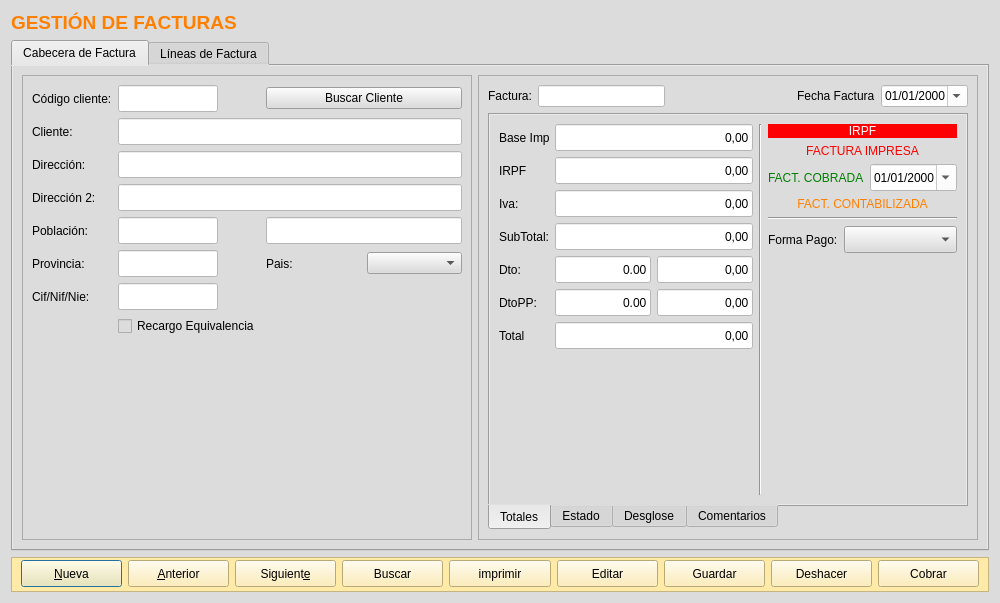
arcnexus/RedFoX, file frmfacturas.ui: the form before one commit.
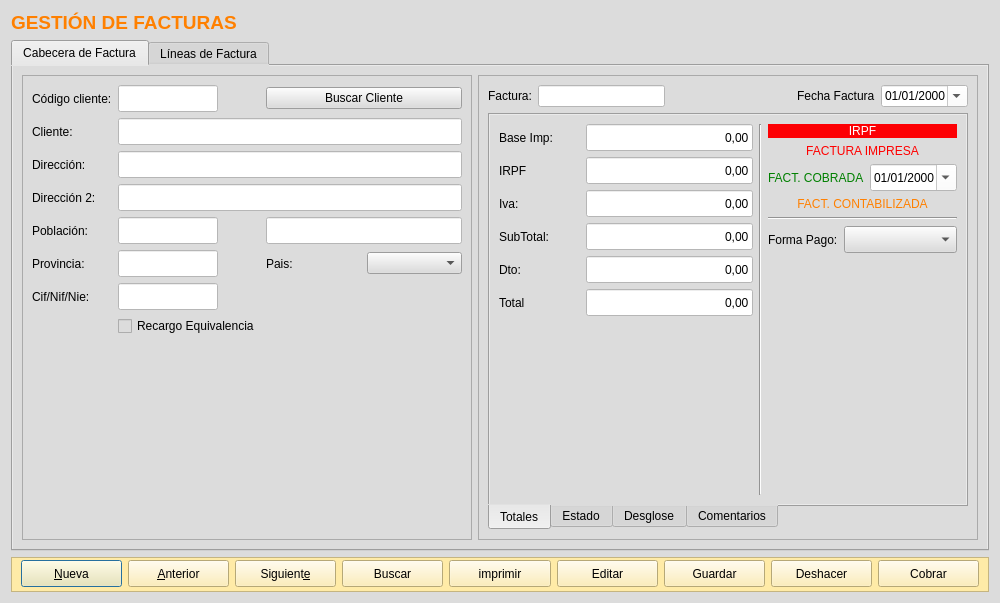
The form after the commit. The open tabs and pages were chosen to show the change. Icons and pictures are not drawn.

```diff
--- a/frmfacturas.ui
+++ b/frmfacturas.ui
@@ -614,275 +614,53 @@
              <attribute name="title">
               <string>Totales</string>
              </attribute>
-             <layout class="QHBoxLayout" name="horizontalLayout_8">
-              <item>
-               <layout class="QGridLayout" name="gridLayout_2">
-                <item row="3" column="0">
-                 <widget class="QLabel" name="label_8">
-                  <property name="text">
-                   <string>SubTotal:</string>
-                  </property>
-                 </widget>
-                </item>
-                <item row="4" column="1">
-                 <layout class="QHBoxLayout" name="horizontalLayout_4">
-                  <item>
-                   <widget class="QLineEdit" name="txtnDto">
-                    <property name="minimumSize">
-                     <size>
-                      <width>0</width>
-                      <height>27</height>
-                     </size>
-                    </property>
-                    <property name="styleSheet">
-                     <string notr="true">background-color: rgb(255, 255, 255);</string>
-                    </property>
-                    <property name="text">
-                     <string>0.00</string>
-                    </property>
-                    <property name="alignment">
-                     <set>Qt::AlignRight|Qt::AlignTrailing|Qt::AlignVCenter</set>
-                    </property>
-                   </widget>
-                  </item>
-                  <item>
-                   <widget class="QLineEdit" name="txtrImporteDescuento">
-                    <property name="minimumSize">
-                     <size>
-                      <width>0</width>
-                      <height>27</height>
-                     </size>
-                    </property>
-                    <property name="styleSheet">
-                     <string notr="true">background-color: rgb(255, 255, 255);</string>
-                    </property>
-                    <property name="text">
-                     <string>0,00</string>
-                    </property>
-                    <property name="alignment">
-                     <set>Qt::AlignRight|Qt::AlignTrailing|Qt::AlignVCenter</set>
-                    </property>
-                   </widget>
-                  </item>
-                 </layout>
-                </item>
-                <item row="5" column="1">
-                 <layout class="QHBoxLayout" name="horizontalLayout_7">
-                  <item>
-                   <widget class="QLineEdit" name="txtnDtoPP">
-                    <property name="minimumSize">
-                     <size>
-                      <width>0</width>
-                      <height>27</height>
-                     </size>
-                    </property>
-                    <property name="styleSheet">
-                     <string notr="true">background-color: rgb(255, 255, 255);</string>
-                    </property>
-                    <property name="text">
-                     <string>0.00</string>
-                    </property>
-                    <property name="alignment">
-                     <set>Qt::AlignRight|Qt::AlignTrailing|Qt::AlignVCenter</set>
-                    </property>
-                   </widget>
-                  </item>
-                  <item>
-                   <widget class="QLineEdit" name="txtrImporteDescuentoPP">
-                    <property name="minimumSize">
-                     <size>
-                      <width>0</width>
-                      <height>27</height>
-                     </size>
-                    </property>
-                    <property name="styleSheet">
-                     <string notr="true">background-color: rgb(255, 255, 255);</string>
-                    </property>
-                    <property name="text">
-                     <string>0,00</string>
-                    </property>
-                    <property name="alignment">
-                     <set>Qt::AlignRight|Qt::AlignTrailing|Qt::AlignVCenter</set>
-                    </property>
-                   </widget>
-                  </item>
-                 </layout>
-                </item>
-                <item row="2" column="1">
-                 <widget class="QLineEdit" name="txtrImporteIva">
-                  <property name="minimumSize">
-                   <size>
-                    <width>0</width>
-                    <height>27</height>
-                   </size>
-                  </property>
-                  <property name="styleSheet">
-                   <string notr="true">background-color: rgb(255, 255, 255);</string>
-                  </property>
-                  <property name="text">
-                   <string>0,00</string>
-                  </property>
-                  <property name="alignment">
-                   <set>Qt::AlignRight|Qt::AlignTrailing|Qt::AlignVCenter</set>
-                  </property>
-                 </widget>
-                </item>
-                <item row="6" column="0">
-                 <widget class="QLabel" name="label_12">
-                  <property name="text">
-                   <string>Total</string>
-                  </property>
-                 </widget>
-                </item>
-                <item row="6" column="1">
-                 <widget class="QLineEdit" name="txtrTotal">
-                  <property name="minimumSize">
-                   <size>
-                    <width>0</width>
-                    <height>27</height>
-                   </size>
-                  </property>
-                  <property name="styleSheet">
-                   <string notr="true">background-color: rgb(255, 255, 255);</string>
-                  </property>
-                  <property name="text">
-                   <string>0,00</string>
-                  </property>
-                  <property name="alignment">
-                   <set>Qt::AlignRight|Qt::AlignTrailing|Qt::AlignVCenter</set>
-                  </property>
-                 </widget>
-                </item>
-                <item row="1" column="1">
-                 <widget class="QLineEdit" name="txtrImporteIRPF_2">
-                  <property name="minimumSize">
-                   <size>
-                    <width>0</width>
-                    <height>27</height>
-                   </size>
-                  </property>
-                  <property name="styleSheet">
-                   <string notr="true">background-color: rgb(255, 255, 255);</string>
-                  </property>
-                  <property name="text">
-                   <string>0,00</string>
-                  </property>
-                  <property name="alignment">
-                   <set>Qt::AlignRight|Qt::AlignTrailing|Qt::AlignVCenter</set>
-                  </property>
-                 </widget>
-                </item>
-                <item row="0" column="1">
-                 <widget class="QLineEdit" name="txtrBase">
-                  <property name="minimumSize">
-                   <size>
-                    <width>0</width>
-                    <height>27</height>
-                   </size>
-                  </property>
-                  <property name="styleSheet">
-                   <string notr="true">background-color: rgb(255, 255, 255);</string>
-                  </property>
-                  <property name="text">
-                   <string>0,00</string>
-                  </property>
-                  <property name="alignment">
-                   <set>Qt::AlignRight|Qt::AlignTrailing|Qt::AlignVCenter</set>
-                  </property>
-                 </widget>
-                </item>
-                <item row="1" column="0">
-                 <widget class="QLabel" name="lblIRPF_2">
-                  <property name="text">
-                   <string>IRPF</string>
-                  </property>
-                 </widget>
-                </item>
-                <item row="2" column="0">
-                 <widget class="QLabel" name="label_11">
-                  <property name="text">
-                   <string>Iva:</string>
-                  </property>
-                 </widget>
-                </item>
-                <item row="3" column="1">
-                 <widget class="QLineEdit" name="txtrSubtotal">
-                  <property name="minimumSize">
-                   <size>
-                    <width>0</width>
-                    <height>27</height>
-                   </size>
-                  </property>
-                  <property name="styleSheet">
-                   <string notr="true">background-color: rgb(255, 255, 255);</string>
-                  </property>
-                  <property name="text">
-                   <string>0,00</string>
-                  </property>
-                  <property name="alignment">
-                   <set>Qt::AlignRight|Qt::AlignTrailing|Qt::AlignVCenter</set>
-                  </property>
-                  <property name="readOnly">
-                   <bool>true</bool>
-                  </property>
-                 </widget>
-                </item>
-                <item row="4" column="0">
-                 <widget class="QLabel" name="label_9">
-                  <property name="text">
-                   <string>Dto:</string>
-                  </property>
-                 </widget>
-                </item>
-                <item row="0" column="0">
-                 <widget class="QLabel" name="label_16">
-                  <property name="sizePolicy">
-                   <sizepolicy hsizetype="Preferred" vsizetype="Preferred">
-                    <horstretch>0</horstretch>
-                    <verstretch>0</verstretch>
-                   </sizepolicy>
-                  </property>
-                  <property name="minimumSize">
-                   <size>
-                    <width>50</width>
-                    <height>0</height>
-                   </size>
-                  </property>
-                  <property name="text">
-                   <string>Base Imp:</string>
-                  </property>
-                 </widget>
-                </item>
-                <item row="5" column="0">
-                 <widget class="QLabel" name="label_10">
-                  <property name="text">
-                   <string>DtoPP:</string>
-                  </property>
-                 </widget>
-                </item>
-                <item row="7" column="1">
-                 <spacer name="verticalSpacer_3">
-                  <property name="orientation">
-                   <enum>Qt::Vertical</enum>
-                  </property>
-                  <property name="sizeHint" stdset="0">
-                   <size>
-                    <width>20</width>
-                    <height>40</height>
-                   </size>
-                  </property>
-                 </spacer>
-                </item>
-               </layout>
+             <layout class="QGridLayout" name="gridLayout_2">
+              <item row="0" column="0">
+               <widget class="QLabel" name="label_16">
+                <property name="sizePolicy">
+                 <sizepolicy hsizetype="Preferred" vsizetype="Preferred">
+                  <horstretch>0</horstretch>
+                  <verstretch>0</verstretch>
+                 </sizepolicy>
+                </property>
+                <property name="minimumSize">
+                 <size>
+                  <width>50</width>
+                  <height>0</height>
+                 </size>
+                </property>
+                <property name="text">
+                 <string>Base Imp:</string>
+                </property>
+               </widget>
               </item>
-              <item>
+              <item row="0" column="1" colspan="2">
+               <widget class="QLineEdit" name="txtrBase">
+                <property name="minimumSize">
+                 <size>
+                  <width>0</width>
+                  <height>27</height>
+                 </size>
+                </property>
+                <property name="styleSheet">
+                 <string notr="true">background-color: rgb(255, 255, 255);</string>
+                </property>
+                <property name="text">
+                 <string>0,00</string>
+                </property>
+                <property name="alignment">
+                 <set>Qt::AlignRight|Qt::AlignTrailing|Qt::AlignVCenter</set>
+                </property>
+               </widget>
+              </item>
+              <item row="0" column="3" rowspan="7">
                <widget class="Line" name="line">
                 <property name="orientation">
                  <enum>Qt::Vertical</enum>
                 </property>
                </widget>
               </item>
-              <item>
+              <item row="0" column="4" rowspan="5">
                <layout class="QGridLayout" name="gridLayout_6">
                 <item row="2" column="2">
                  <widget class="QDateEdit" name="txtdFechaCobro">
@@ -993,6 +771,152 @@
                 </item>
                </layout>
               </item>
+              <item row="1" column="0">
+               <widget class="QLabel" name="lblIRPF_2">
+                <property name="text">
+                 <string>IRPF</string>
+                </property>
+               </widget>
+              </item>
+              <item row="1" column="1" colspan="2">
+               <widget class="QLineEdit" name="txtrImporteIRPF_2">
+                <property name="minimumSize">
+                 <size>
+                  <width>0</width>
+                  <height>27</height>
+                 </size>
+                </property>
+                <property name="styleSheet">
+                 <string notr="true">background-color: rgb(255, 255, 255);</string>
+                </property>
+                <property name="text">
+                 <string>0,00</string>
+                </property>
+                <property name="alignment">
+                 <set>Qt::AlignRight|Qt::AlignTrailing|Qt::AlignVCenter</set>
+                </property>
+               </widget>
+              </item>
+              <item row="2" column="0">
+               <widget class="QLabel" name="label_11">
+                <property name="text">
+                 <string>Iva:</string>
+                </property>
+               </widget>
+              </item>
+              <item row="2" column="1" colspan="2">
+               <widget class="QLineEdit" name="txtrImporteIva">
+                <property name="minimumSize">
+                 <size>
+                  <width>0</width>
+                  <height>27</height>
+                 </size>
+                </property>
+                <property name="styleSheet">
+                 <string notr="true">background-color: rgb(255, 255, 255);</string>
+                </property>
+                <property name="text">
+                 <string>0,00</string>
+                </property>
+                <property name="alignment">
+                 <set>Qt::AlignRight|Qt::AlignTrailing|Qt::AlignVCenter</set>
+                </property>
+               </widget>
+              </item>
+              <item row="3" column="0">
+               <widget class="QLabel" name="label_8">
+                <property name="text">
+                 <string>SubTotal:</string>
+                </property>
+               </widget>
+              </item>
+              <item row="3" column="1" colspan="2">
+               <widget class="QLineEdit" name="txtrSubtotal">
+                <property name="minimumSize">
+                 <size>
+                  <width>0</width>
+                  <height>27</height>
+                 </size>
+                </property>
+                <property name="styleSheet">
+                 <string notr="true">background-color: rgb(255, 255, 255);</string>
+                </property>
+                <property name="text">
+                 <string>0,00</string>
+                </property>
+                <property name="alignment">
+                 <set>Qt::AlignRight|Qt::AlignTrailing|Qt::AlignVCenter</set>
+                </property>
+                <property name="readOnly">
+                 <bool>true</bool>
+                </property>
+               </widget>
+              </item>
+              <item row="4" column="0">
+               <widget class="QLabel" name="label_9">
+                <property name="text">
+                 <string>Dto:</string>
+                </property>
+               </widget>
+              </item>
+              <item row="5" column="0">
+               <widget class="QLabel" name="label_12">
+                <property name="text">
+                 <string>Total</string>
+                </property>
+               </widget>
+              </item>
+              <item row="5" column="1" colspan="2">
+               <widget class="QLineEdit" name="txtrTotal">
+                <property name="minimumSize">
+                 <size>
+                  <width>0</width>
+                  <height>27</height>
+                 </size>
+                </property>
+                <property name="styleSheet">
+                 <string notr="true">background-color: rgb(255, 255, 255);</string>
+                </property>
+                <property name="text">
+                 <string>0,00</string>
+                </property>
+                <property name="alignment">
+                 <set>Qt::AlignRight|Qt::AlignTrailing|Qt::AlignVCenter</set>
+                </property>
+               </widget>
+              </item>
+              <item row="6" column="1">
+               <spacer name="verticalSpacer_3">
+                <property name="orientation">
+                 <enum>Qt::Vertical</enum>
+                </property>
+                <property name="sizeHint" stdset="0">
+                 <size>
+                  <width>20</width>
+                  <height>179</height>
+                 </size>
+                </property>
+               </spacer>
+              </item>
+              <item row="4" column="1" colspan="2">
+               <widget class="QLineEdit" name="txtrImporteDescuento">
+                <property name="minimumSize">
+                 <size>
+                  <width>0</width>
+                  <height>27</height>
+                 </size>
+                </property>
+                <property name="styleSheet">
+                 <string notr="true">background-color: rgb(255, 255, 255);</string>
+                </property>
+                <property name="text">
+                 <string>0,00</string>
+                </property>
+                <property name="alignment">
+                 <set>Qt::AlignRight|Qt::AlignTrailing|Qt::AlignVCenter</set>
+                </property>
+               </widget>
+              </item>
              </layout>
             </widget>
             <widget class="QWidget" name="tab_4">
```
Left out of the diff: 2 changed lines with no effect on the pictures.
